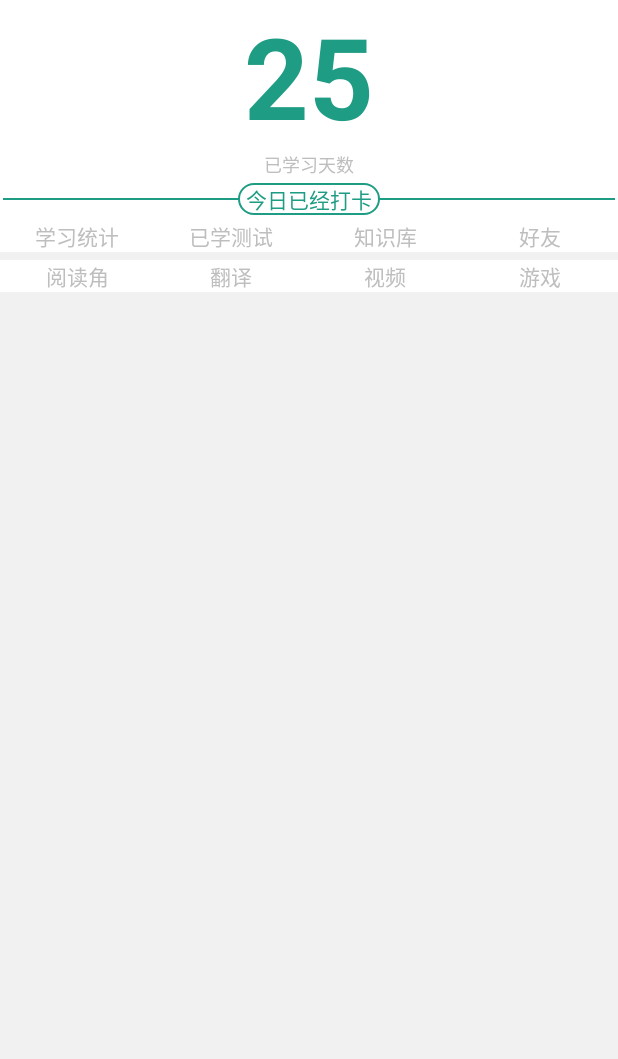
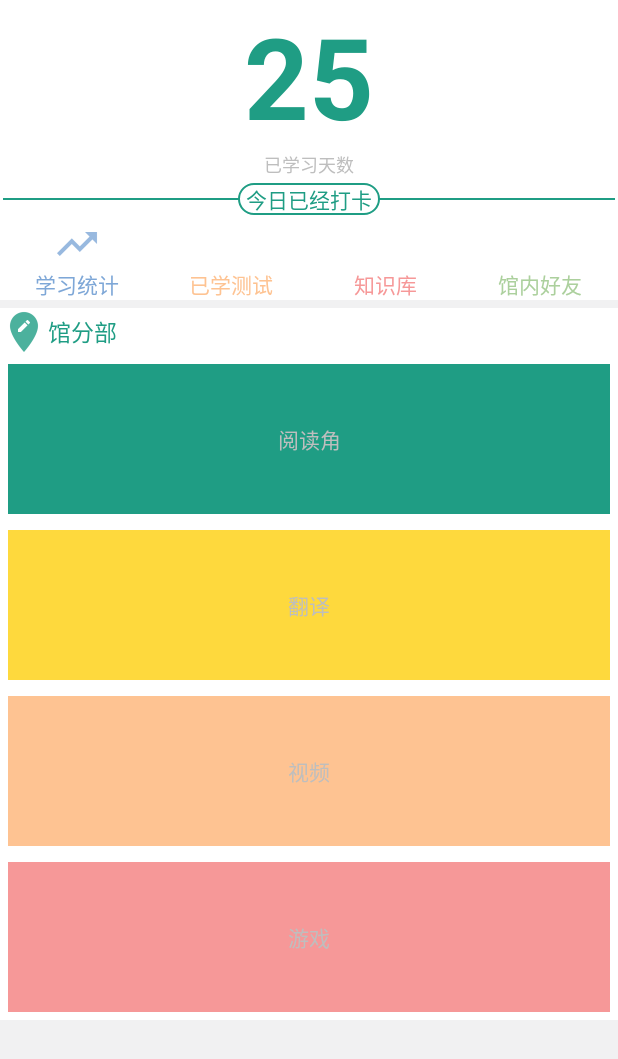
Before and after one commit to lxXian/KaoLa, an Android app: the layout fragement_home.xml on its own in the app's theme, with its tools: preview values and no code run, on a phone screen of 412 x 824 dp. Shown: the top 1059 px of the screen. Run offline under Robolectric (Android 15) with nearby library versions, the phone set to English and light mode, and no system bars.

Commit message:
修改界面

```diff
--- a/app/src/main/res/layout/fragement_home.xml
+++ b/app/src/main/res/layout/fragement_home.xml
@@ -57,18 +57,23 @@
             <TextView
                 android:id="@+id/learnStatisticsItemOne"
                 android:text="@string/learnStatisticsItemOneText"
+                android:drawableTop="@drawable/logo_learning_statistics"
+                android:textColor="@color/myBlue"
                 style="@style/learnStatisticsItemTheme" />
             <TextView
                 android:id="@+id/learnStatisticsItemTwo"
                 android:text="@string/learnStatisticsItemTwoText"
+                android:textColor="@color/myOrange"
                 style="@style/learnStatisticsItemTheme" />
             <TextView
                 android:id="@+id/learnStatisticsItemThree"
                 android:text="@string/learnStatisticsItemThreeText"
+                android:textColor="@color/myPink"
                 style="@style/learnStatisticsItemTheme" />
             <TextView
                 android:id="@+id/learnStatisticsItemFour"
                 android:text="@string/learnStatisticsItemFourText"
+                android:textColor="@color/myGreenThree"
                 style="@style/learnStatisticsItemTheme" />
         </LinearLayout>
     </LinearLayout>
@@ -78,23 +83,38 @@
         android:layout_height="wrap_content"
         android:layout_marginTop="5dp"
         android:background="@color/myWhite"
-        android:orientation="horizontal">
+        android:orientation="vertical">
+        <TextView
+            android:id="@+id/learnTool"
+            android:layout_width="match_parent"
+            android:layout_height="wrap_content"
+            android:typeface="serif"
+            android:drawableLeft="@drawable/logo_learning_tool_tip"
+            android:gravity="center_vertical"
+            android:textSize="15sp"
+            android:textColor="@color/myGreenTwo"
+            android:text="@string/learnToolsItemText"
+            />
         <TextView
             android:id="@+id/learnToolItemOne"
             android:text="@string/learnToolsItemOneText"
-            style="@style/learnStatisticsItemTheme"/>
+            android:background="@color/myGreenTwo"
+            style="@style/homeToolItemTheme"/>
         <TextView
             android:id="@+id/learnToolItemTwo"
             android:text="@string/learnToolsItemTwoText"
-            style="@style/learnStatisticsItemTheme"/>
+            android:background="@color/myYellow"
+            style="@style/homeToolItemTheme"/>
         <TextView
             android:id="@+id/learnToolItemThree"
             android:text="@string/learnToolsItemThreeText"
-            style="@style/learnStatisticsItemTheme"/>
+            android:background="@color/myOrange"
+            style="@style/homeToolItemTheme"/>
         <TextView
             android:id="@+id/learnToolItemFour"
             android:text="@string/learnToolsItemFourText"
-            style="@style/learnStatisticsItemTheme"/>
+            android:background="@color/myPink"
+            style="@style/homeToolItemTheme"/>
     </LinearLayout>
 
 
--- a/app/src/main/res/values/colors.xml
+++ b/app/src/main/res/values/colors.xml
@@ -9,4 +9,11 @@
     <color name="myTextGray">#515152</color>
     <color name="myGreenTwo">#1f9d84</color>
     <color name="myWhite">#ffffff</color>
+
+    <color name="myBlue">#7ea7d7</color>
+    <color name="myOrange">#fec392</color>
+    <color name="myPink">#f69898</color>
+    <color name="myGreenThree">#acd09d</color>
+    <color name="myYellow">#fed93d</color>
+
 </resources>
--- a/app/src/main/res/values/strings.xml
+++ b/app/src/main/res/values/strings.xml
@@ -9,8 +9,9 @@
     <string name="learnStatisticsItemOneText">学习统计</string>
     <string name="learnStatisticsItemTwoText">已学测试</string>
     <string name="learnStatisticsItemThreeText">知识库</string>
-    <string name="learnStatisticsItemFourText">好友</string>
+    <string name="learnStatisticsItemFourText">馆内好友</string>
 
+    <string name="learnToolsItemText">馆分部</string>
     <string name="learnToolsItemOneText">阅读角</string>
     <string name="learnToolsItemTwoText">翻译</string>
     <string name="learnToolsItemThreeText">视频</string>
--- a/app/src/main/res/values/styles.xml
+++ b/app/src/main/res/values/styles.xml
@@ -28,4 +28,12 @@
         <item name="android:layout_weight">1</item>
         <item name="android:gravity">center</item>
     </style>
+
+    <!--主页工具-->
+    <style name="homeToolItemTheme">
+        <item name="android:layout_width">match_parent</item>
+        <item name="android:layout_height">100dp</item>
+        <item name="android:gravity">center</item>
+        <item name="android:layout_margin">5dp</item>
+    </style>
 </resources>
```
Also changed, not shown: app/src/main/res/drawable-hdpi/logo_learning_statistics.png (added), app/src/main/res/drawable-hdpi/logo_learning_tool_tip.png (added), app/src/main/res/drawable-mdpi/logo_learning_statistics.png (added), app/src/main/res/drawable-mdpi/logo_learning_tool_tip.png (added), app/src/main/res/drawable-xhdpi/logo_learning_statistics.png (added), app/src/main/res/drawable-xhdpi/logo_learning_tool_tip.png (added), app/src/main/res/drawable-xxhdpi/logo_learning_statistics.png (added), app/src/main/res/drawable-xxhdpi/logo_learning_tool_tip.png (added).
